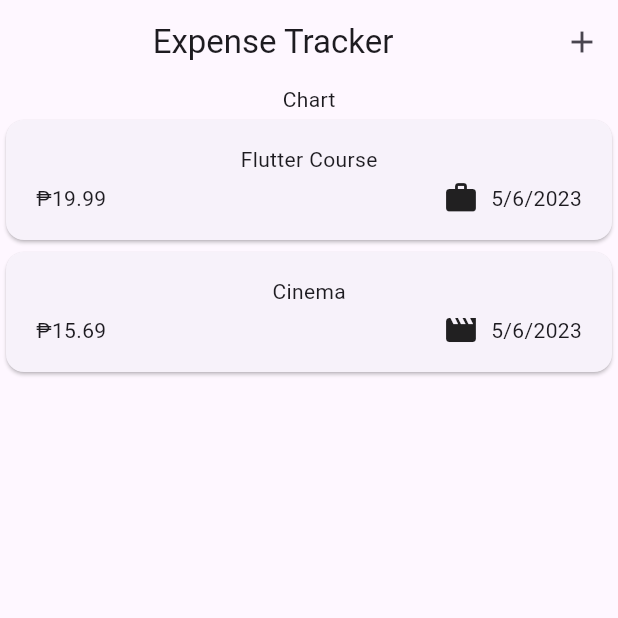
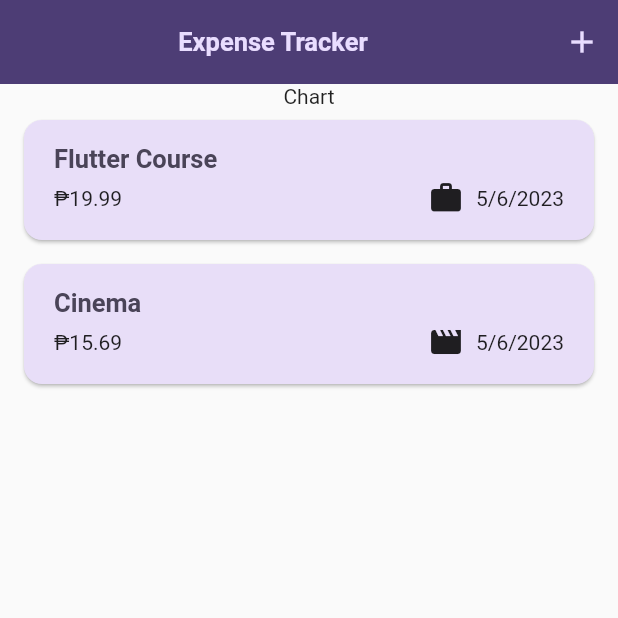
Before and after one commit to WinterAssassin/expense_appv2, a Flutter app: the screen it shows after launch, on a phone screen of 412 x 824 dp, the top half of it. Run offline on Flutter 3.47's test engine with Material 2 defaults, Android fonts, the phone set to English and light mode, and no system bars.

Commit message:
Add theme

```diff
--- a/expense_appv2/lib/main.dart
+++ b/expense_appv2/lib/main.dart
@@ -1,5 +1,14 @@
 import 'package:flutter/material.dart';
 import 'package:expense_appv2/widgets/expenses.dart';
+
+var kColorScheme = ColorScheme.fromSeed(
+  seedColor: const Color.fromARGB(255, 96, 59, 181)
+  );
+
+var kDarkColorScheme = ColorScheme.fromSeed(
+  brightness: Brightness.dark,
+  seedColor: const Color.fromARGB(255, 5, 99, 125)
+  );
 
 void main() {
   runApp(const MyApp());
@@ -11,8 +20,51 @@
   @override
   Widget build(BuildContext context) {
     return  MaterialApp(
-      theme: ThemeData(useMaterial3: true),
+      darkTheme: ThemeData.dark().copyWith(
+        useMaterial3: true,
+        colorScheme: kDarkColorScheme,
+        cardTheme: const CardTheme().copyWith(
+          color: kDarkColorScheme.secondaryContainer,
+          margin: const EdgeInsets.symmetric(
+            horizontal: 16,
+            vertical: 8,
+          ),
+        ),
+        elevatedButtonTheme: ElevatedButtonThemeData(
+          style: ElevatedButton.styleFrom(
+            backgroundColor: kDarkColorScheme.primaryContainer,
+          ),
+        ),
+      ),
+      theme: ThemeData().copyWith(
+        useMaterial3: true,
+        colorScheme: kColorScheme,
+        appBarTheme: const AppBarTheme().copyWith(
+          backgroundColor: kColorScheme.onPrimaryContainer,
+          foregroundColor: kColorScheme.primaryContainer
+        ),
+        cardTheme: const CardTheme().copyWith(
+          color: kColorScheme.secondaryContainer,
+          margin: const EdgeInsets.symmetric(
+            horizontal: 16,
+            vertical: 8,
+          ),
+        ),
+        elevatedButtonTheme: ElevatedButtonThemeData(
+          style: ElevatedButton.styleFrom(
+            backgroundColor: kColorScheme.primaryContainer,
+          ),
+        ),
+        textTheme: ThemeData().textTheme.copyWith(
+          titleLarge: TextStyle(
+            fontWeight: FontWeight.bold,
+            color: kColorScheme.onSecondaryContainer,
+            fontSize: 17,
+          ),
+        ),
+      ),
       home: const Expenses(),
+      themeMode: ThemeMode.system,
     );
   }
 }
--- a/expense_appv2/lib/widgets/expense_list/expense_item.dart
+++ b/expense_appv2/lib/widgets/expense_list/expense_item.dart
@@ -15,8 +15,12 @@
           vertical: 16
         ),
         child: Column(
+          crossAxisAlignment: CrossAxisAlignment.start,
           children: [
-            Text(expense.title),
+            Text(
+              expense.title,
+              style: Theme.of(context).textTheme.titleLarge,
+              ),
             const SizedBox(height: 4,),
             Row(
               children: [
--- a/expense_appv2/lib/widgets/expense_list/expenses_list.dart
+++ b/expense_appv2/lib/widgets/expense_list/expenses_list.dart
@@ -17,6 +17,10 @@
       itemCount: expenses.length,
       itemBuilder: (ctx, index) => Dismissible(
         key: ValueKey(expenses[index]),
+        background: Container(
+          color: Theme.of(context).colorScheme.error.withOpacity(0.75),
+          margin: EdgeInsets.symmetric(horizontal: Theme.of(context).cardTheme.margin!.horizontal),
+        ),
         onDismissed: (direction) {
           onRemoveExpense(expenses[index]);
         },
```
